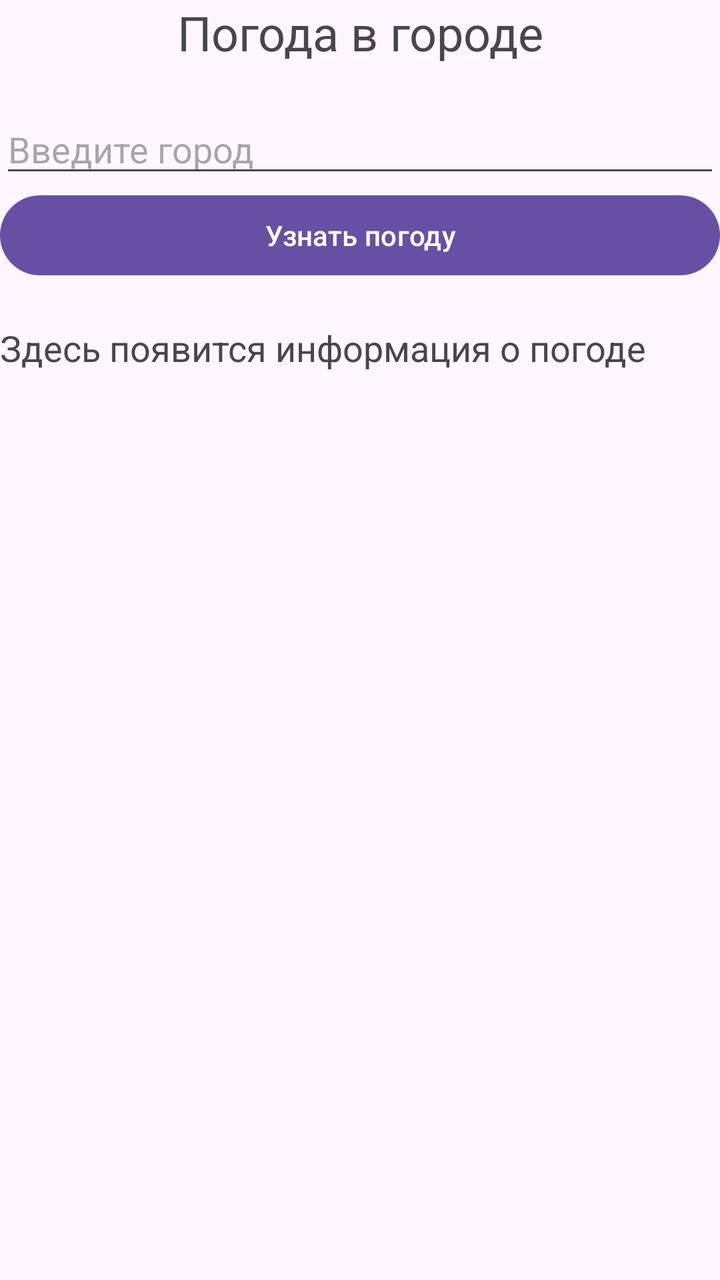
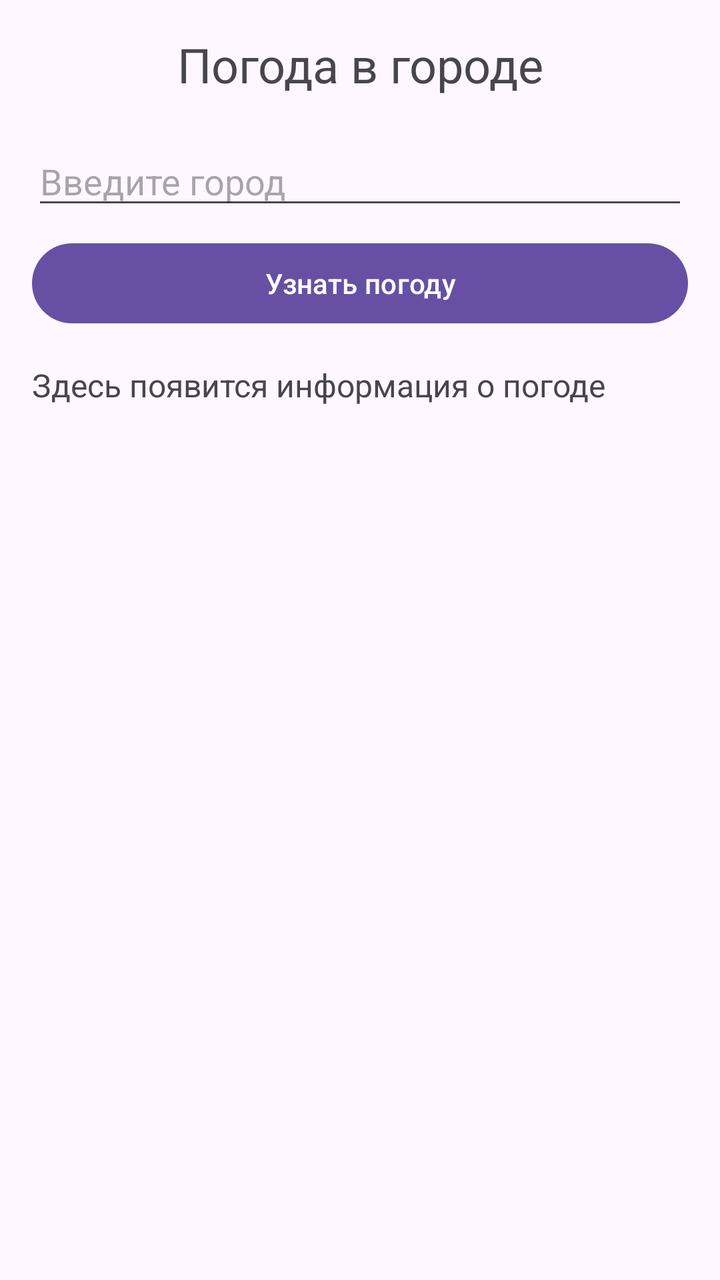

Screens rendered from an Android XML layout before and after an edit, with the pre-edit source and the edit as a unified diff.
<!-- AndroidManifest.xml: application theme Theme.MyApplication -->
<!-- res/layout/activity_main.xml -->
<?xml version="1.0" encoding="utf-8"?>
<LinearLayout xmlns:android="http://schemas.android.com/apk/res/android"
    xmlns:tools="http://schemas.android.com/tools"
    xmlns:app="http://schemas.android.com/apk/res-auto"
    android:id="@+id/main"
    android:layout_width="match_parent"
    android:layout_height="match_parent"
    android:orientation="vertical"
    android:layout_marginTop="30dp"
    tools:context=".MainActivity">

    <TextView
        android:layout_width="match_parent"
        android:layout_height="wrap_content"
        android:text="Погода в городе"
        android:textSize="24sp"
        android:gravity="center"
        android:layout_marginBottom="20dp"/>

    <EditText
        android:id="@+id/editCity"
        android:layout_width="match_parent"
        android:layout_height="wrap_content"
        android:hint="Введите город"
        android:inputType="textCapWords"/>
    <Button
        android:id="@+id/buttonWeather"
        android:layout_width="match_parent"
        android:layout_height="wrap_content"
        android:text="Узнать погоду"/>

    <TextView
        android:id="@+id/textWeather"
        android:layout_width="match_parent"
        android:layout_height="wrap_content"
        android:text="Здесь появится информация о погоде"
        android:textSize="18sp"
        android:layout_marginTop="20dp"/>
</LinearLayout>
<!-- resources referenced by this layout -->
<resources>
  <style name="Theme.MyApplication" parent="Base.Theme.MyApplication" />
  <style name="Base.Theme.MyApplication" parent="Theme.Material3.DayNight.NoActionBar">
          
          
      </style>
</resources>

<!-- the commit's change to res/layout/activity_main.xml (unified diff, before → after) -->
@@ -1,39 +1,46 @@
 <?xml version="1.0" encoding="utf-8"?>
-<LinearLayout xmlns:android="http://schemas.android.com/apk/res/android"
-    xmlns:tools="http://schemas.android.com/tools"
-    xmlns:app="http://schemas.android.com/apk/res-auto"
-    android:id="@+id/main"
+<ScrollView xmlns:android="http://schemas.android.com/apk/res/android"
     android:layout_width="match_parent"
-    android:layout_height="match_parent"
-    android:orientation="vertical"
-    android:layout_marginTop="30dp"
-    tools:context=".MainActivity">
+    android:layout_height="match_parent">
 
-    <TextView
+    <LinearLayout
+        android:id="@+id/main"
         android:layout_width="match_parent"
         android:layout_height="wrap_content"
-        android:text="Погода в городе"
-        android:textSize="24sp"
-        android:gravity="center"
-        android:layout_marginBottom="20dp"/>
+        android:orientation="vertical"
+        android:padding="16dp">
 
-    <EditText
-        android:id="@+id/editCity"
-        android:layout_width="match_parent"
-        android:layout_height="wrap_content"
-        android:hint="Введите город"
-        android:inputType="textCapWords"/>
-    <Button
-        android:id="@+id/buttonWeather"
-        android:layout_width="match_parent"
-        android:layout_height="wrap_content"
-        android:text="Узнать погоду"/>
+        <TextView
+            android:layout_width="match_parent"
+            android:layout_height="wrap_content"
+            android:text="Погода в городе"
+            android:textSize="24sp"
+            android:gravity="center"
+            android:layout_marginBottom="20dp"/>
 
-    <TextView
-        android:id="@+id/textWeather"
-        android:layout_width="match_parent"
-        android:layout_height="wrap_content"
-        android:text="Здесь появится информация о погоде"
-        android:textSize="18sp"
-        android:layout_marginTop="20dp"/>
-</LinearLayout>
+        <EditText
+            android:id="@+id/editCity"
+            android:layout_width="match_parent"
+            android:layout_height="wrap_content"
+            android:hint="Введите город"
+            android:inputType="textCapWords"
+            android:layout_marginBottom="8dp"/>
+
+        <Button
+            android:id="@+id/buttonWeather"
+            android:layout_width="match_parent"
+            android:layout_height="wrap_content"
+            android:text="Узнать погоду"
+            android:layout_marginBottom="16dp"/>
+
+        <TextView
+            android:id="@+id/textWeather"
+            android:layout_width="match_parent"
+            android:layout_height="wrap_content"
+            android:text="Здесь появится информация о погоде"
+            android:textSize="16sp"
+            android:lineSpacingExtra="4dp"/>
+
+    </LinearLayout>
+
+</ScrollView>
